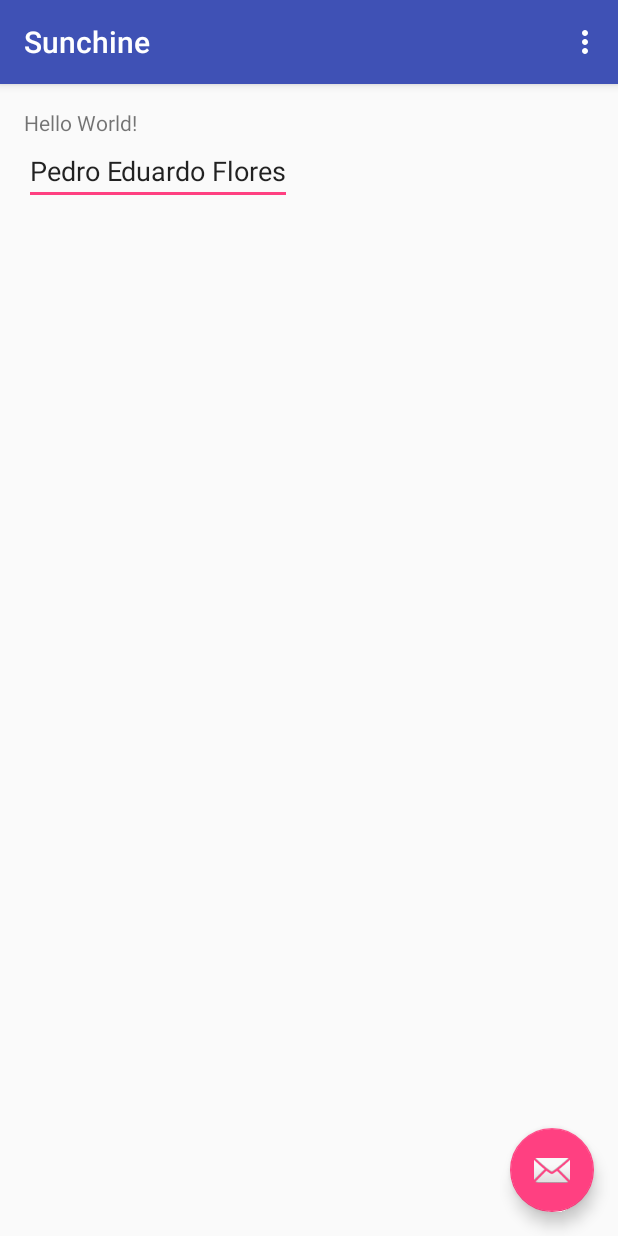
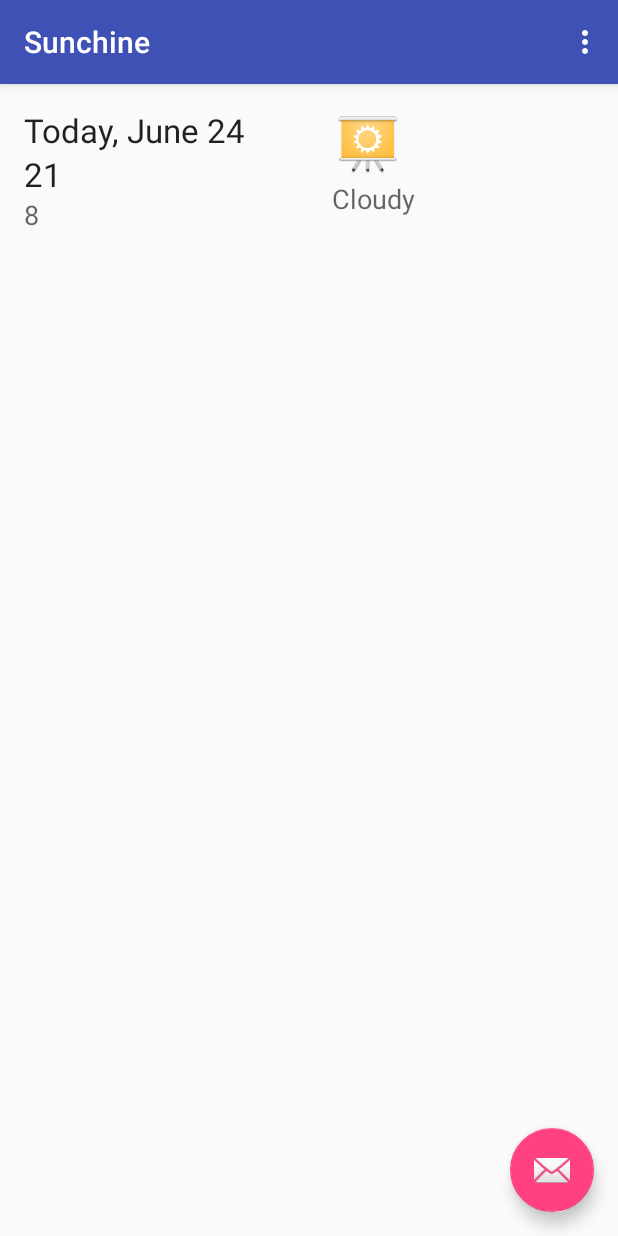
Before and after one commit to EdwardCraft/Android-Course, an Android app: the screen it shows after launch (MainActivity), on a phone screen of 412 x 824 dp. Run offline under Robolectric (Android 15) with nearby library versions, the phone set to English and light mode, and no system bars.

Commit message:
adding some layouts

```diff
--- a/Exercise-1/Sunchine/app/src/main/res/layout/fragment_main.xml
+++ b/Exercise-1/Sunchine/app/src/main/res/layout/fragment_main.xml
@@ -12,16 +12,52 @@
     <TextView
         android:layout_width="wrap_content"
         android:layout_height="wrap_content"
-        android:text="Hello World!"
-        android:id="@+id/textView" />
+        android:textAppearance="?android:attr/textAppearanceLarge"
+        android:text="21"
+        android:id="@+id/textView"
+        android:layout_below="@+id/textView3"
+        android:layout_alignParentLeft="true"
+        android:layout_alignParentStart="true" />
 
-    <EditText
+    <TextView
         android:layout_width="wrap_content"
         android:layout_height="wrap_content"
-        android:id="@+id/editText"
+        android:textAppearance="?android:attr/textAppearanceMedium"
+        android:text="8"
+        android:id="@+id/textView2"
+        android:layout_alignParentStart="true"
         android:layout_below="@+id/textView"
+        android:layout_alignParentLeft="true" />
+
+    <TextView
+        android:layout_width="wrap_content"
+        android:layout_height="wrap_content"
+        android:textAppearance="?android:attr/textAppearanceLarge"
+        android:text="Today, June 24"
+        android:id="@+id/textView3"
+        android:layout_alignParentTop="true"
         android:layout_alignParentLeft="true"
-        android:layout_alignParentStart="true"
-        android:text="Pedro Eduardo Flores" />
+        android:layout_alignParentStart="true" />
+
+    <ImageView
+        android:layout_width="wrap_content"
+        android:layout_height="wrap_content"
+        android:id="@+id/imageView"
+        android:src="@mipmap/ic_launcher"
+        android:layout_alignParentTop="true"
+        android:layout_toRightOf="@+id/textView3"
+        android:layout_toEndOf="@+id/textView3"
+        android:layout_marginLeft="57dp"
+        android:layout_marginStart="57dp" />
+
+    <TextView
+        android:layout_width="wrap_content"
+        android:layout_height="wrap_content"
+        android:textAppearance="?android:attr/textAppearanceMedium"
+        android:text="Cloudy"
+        android:id="@+id/textView4"
+        android:layout_below="@+id/imageView"
+        android:layout_alignLeft="@+id/imageView"
+        android:layout_alignStart="@+id/imageView" />
 
 </RelativeLayout>
--- /dev/null
+++ b/Exercise-1/Sunchine/app/src/main/res/layout/list_item_forecast.xml
@@ -0,0 +1,7 @@
+<?xml version="1.0" encoding="utf-8"?>
+<TextView xmlns:android="http://schemas.android.com/apk/res/android"
+    android:layout_width="match_parent"
+    android:layout_height="match_parent"
+    android:minHeight="?android:attr/listPreferredItemHeight"
+    android:gravity="center_vertical"
+    android:id="@+id/list_item_forecast_textview" />
--- a/Exercise-1/Sunchine/build.gradle
+++ b/Exercise-1/Sunchine/build.gradle
@@ -5,7 +5,7 @@ buildscript {
         jcenter()
     }
     dependencies {
-        classpath 'com.android.tools.build:gradle:1.5.0'
+        classpath 'com.android.tools.build:gradle:2.0.0'
 
         // NOTE: Do not place your application dependencies here; they belong
         // in the individual module build.gradle files
```
Also changed, not shown: Exercise-1/Sunchine/gradle/wrapper/gradle-wrapper.properties.
